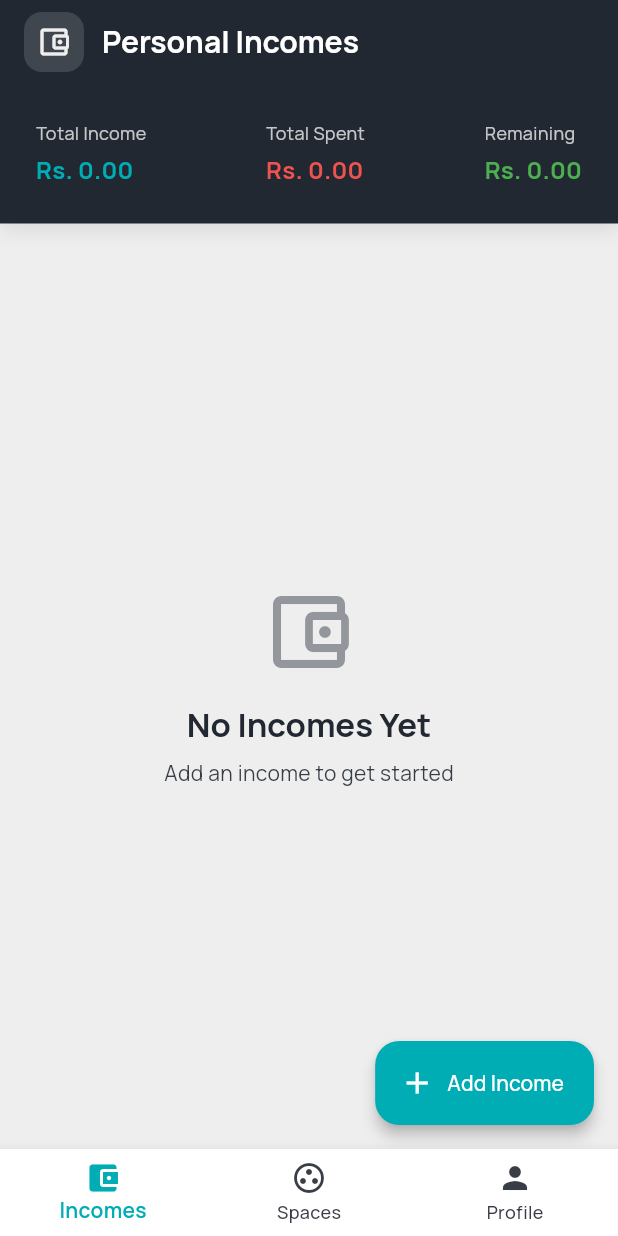
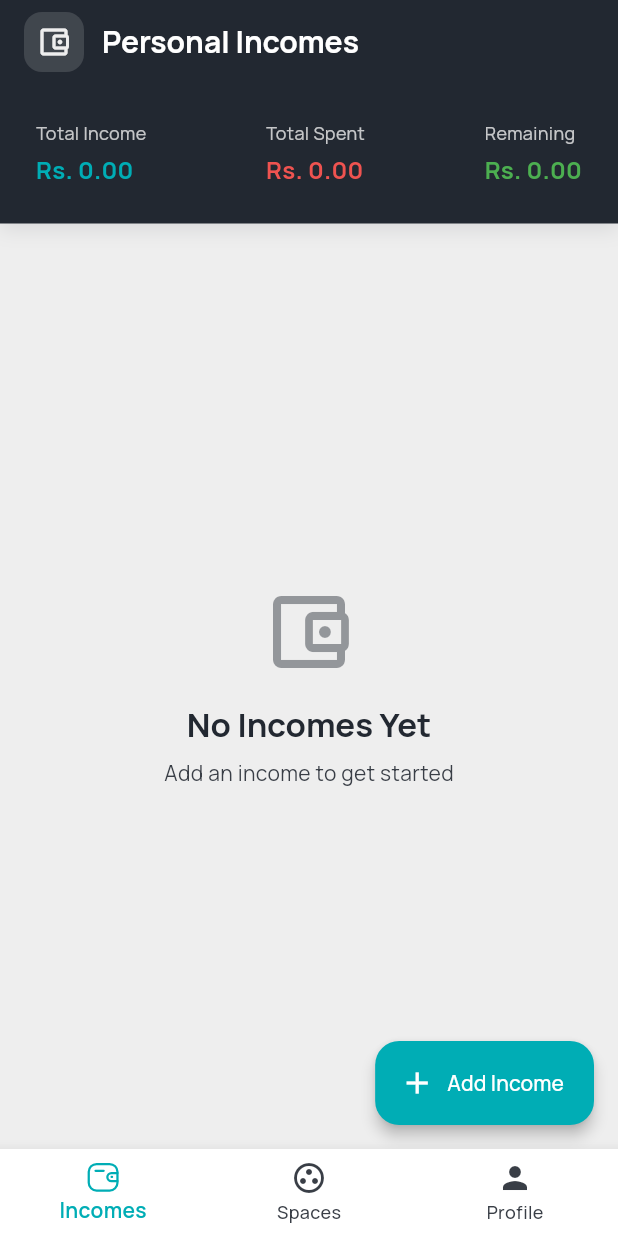
Before and after one commit to Abelboby/SpendWise, a Flutter app: the screen it shows once a user with an empty profile is signed in, on a phone screen of 412 x 824 dp. Run offline on Flutter 3.47's test engine with Material 3 defaults, Android fonts, the phone set to English and light mode, and no system bars; our stand-ins replace cloud_firestore, firebase_auth, firebase_core, flutter_svg, google_sign_in; accounts and stored records are empty.

Commit message:
Add app icon, SVG wallet icon, and update project configurations

```diff
--- /dev/null
+++ b/lib/constants/app_icons.dart
@@ -0,0 +1,3 @@
+class AppIcons {
+  static const String wallet = 'assets/icons/wallet.svg';
+}
--- a/lib/screens/main_navigation_screen.dart
+++ b/lib/screens/main_navigation_screen.dart
@@ -1,9 +1,11 @@
 import 'package:flutter/material.dart';
 import 'package:provider/provider.dart';
+import 'package:flutter_svg/flutter_svg.dart';
 import 'home_screen.dart';
 import 'profile_screen.dart';
 import 'spaces_screen.dart';
 import '../constants/app_colors.dart';
+import '../constants/app_icons.dart';
 import '../providers/finance_provider.dart';
 
 class MainNavigationScreen extends StatefulWidget {
@@ -46,16 +48,33 @@ class _MainNavigationScreenState extends State<MainNavigationScreen> {
         backgroundColor: Colors.white,
         type: BottomNavigationBarType.fixed,
         elevation: 8,
-        items: const [
+        items: [
           BottomNavigationBarItem(
-            icon: Icon(Icons.account_balance_wallet),
+            icon: SvgPicture.asset(
+              AppIcons.wallet,
+              width: 24,
+              height: 24,
+              colorFilter: ColorFilter.mode(
+                AppColors.darkGrey,
+                BlendMode.srcIn,
+              ),
+            ),
+            activeIcon: SvgPicture.asset(
+              AppIcons.wallet,
+              width: 24,
+              height: 24,
+              colorFilter: ColorFilter.mode(
+                AppColors.accent,
+                BlendMode.srcIn,
+              ),
+            ),
             label: 'Incomes',
           ),
-          BottomNavigationBarItem(
+          const BottomNavigationBarItem(
             icon: Icon(Icons.group_work_outlined),
             label: 'Spaces',
           ),
-          BottomNavigationBarItem(
+          const BottomNavigationBarItem(
             icon: Icon(Icons.person),
             label: 'Profile',
           ),
```
Also changed, not shown: lib/screens/splash_screen.dart (+10 -4 lines), pubspec.yaml (+22 -0 lines), assets/icons/app_icon.png (added), assets/icons/wallet.svg (added), pubspec.lock, 42 other files.
